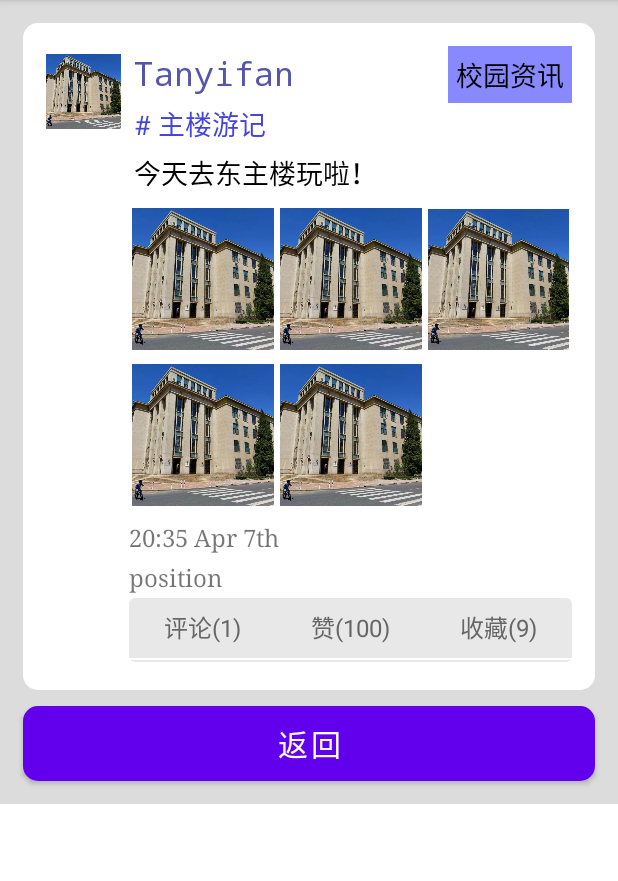
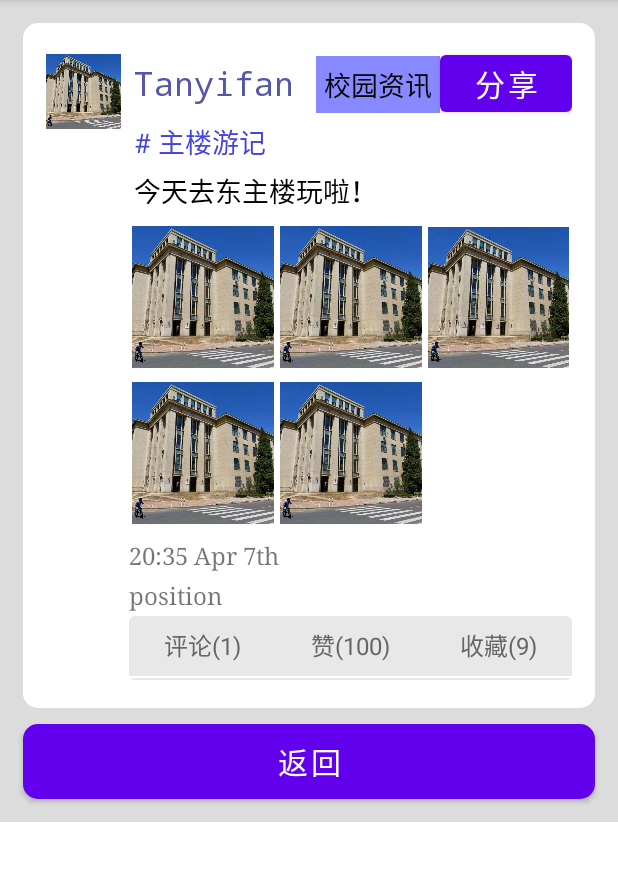
Before and after one commit to YF-T/bighomework, an Android app: the dongtai screen opened directly, with no data from a screen before it, on a phone screen of 412 x 824 dp, the part 84-965 px from its top. Run offline under Robolectric (Android 15) with nearby library versions, the phone set to English and light mode, and no system bars; libraries missing offline, so code that uses them is left out: io.noties.markwon; pictures from the network do not load; Roboto replaces fonts that are not available here; 16 statements that could not run were skipped.

Commit message:
加入content分享

```diff
--- a/app/app/src/main/java/com/example/myapplication/DongTaiContent.java
+++ b/app/app/src/main/java/com/example/myapplication/DongTaiContent.java
@@ -2,6 +2,7 @@ package com.example.myapplication;
 
 import android.content.ContentResolver;
 import android.content.Context;
+import android.content.Intent;
 import android.content.res.Resources;
 import android.graphics.Bitmap;
 import android.graphics.BitmapFactory;
@@ -128,4 +129,5 @@ public class DongTaiContent implements Serializable {
         this.imagearray = imagearray;
         this.title = title;
     }
+
 }
--- a/app/app/src/main/res/layout/activity_dongtai.xml
+++ b/app/app/src/main/res/layout/activity_dongtai.xml
@@ -58,7 +58,6 @@
                             android:layout_marginLeft="3dp"
                             android:layout_weight="1"
                             android:textColor="#5555AA"/>
-
                         <TextView
                             android:id="@+id/tag"
                             android:layout_width="wrap_content"
@@ -68,6 +67,15 @@
                             android:textSize="18dp"
                             android:textColor="#000000"
                             android:padding="5dp"/>
+                        <Button
+                            android:layout_width="wrap_content"
+                            android:layout_height="wrap_content"
+                            android:layout_margin="0dp"
+                            android:text="分享"
+                            android:textSize="20dp"
+                            android:onClick="shareDongTai"/>
+
+
 
                     </LinearLayout>
 
```
Also changed, not shown: app/app/src/main/AndroidManifest.xml (+7 -2 lines), app/app/src/main/java/com/example/myapplication/dongtai.java (+11 -0 lines).
